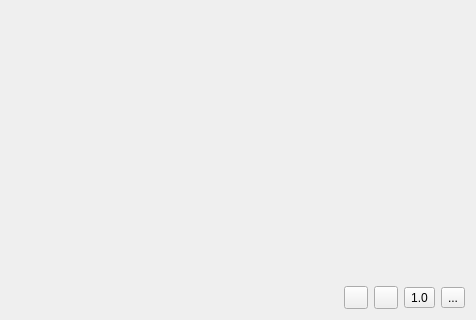
Qt form app/ui/home.ui (ctpbee/bee_box) before a commit; both pictures show x 0 to 476 and y 397 to 717 of the 476 by 717 pixel window.
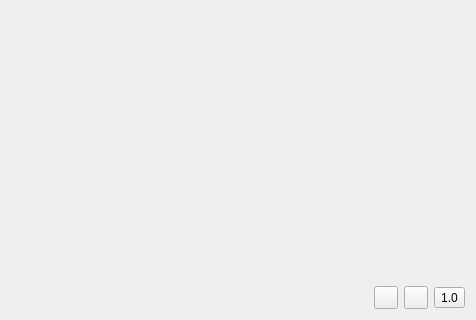
The same form after that commit. Icons and pictures are not drawn.

The edit to the form file:
```diff
--- a/app/ui/home.ui
+++ b/app/ui/home.ui
@@ -308,17 +308,6 @@
        </property>
       </widget>
      </item>
-     <item>
-      <widget class="QToolButton" name="quit_btn">
-       <property name="text">
-        <string>...</string>
-       </property>
-       <property name="icon">
-        <iconset resource="../resource/bee_box.qrc">
-         <normaloff>:/icon/icon/quit.png</normaloff>:/icon/icon/quit.png</iconset>
-       </property>
-      </widget>
-     </item>
     </layout>
    </item>
   </layout>
```
